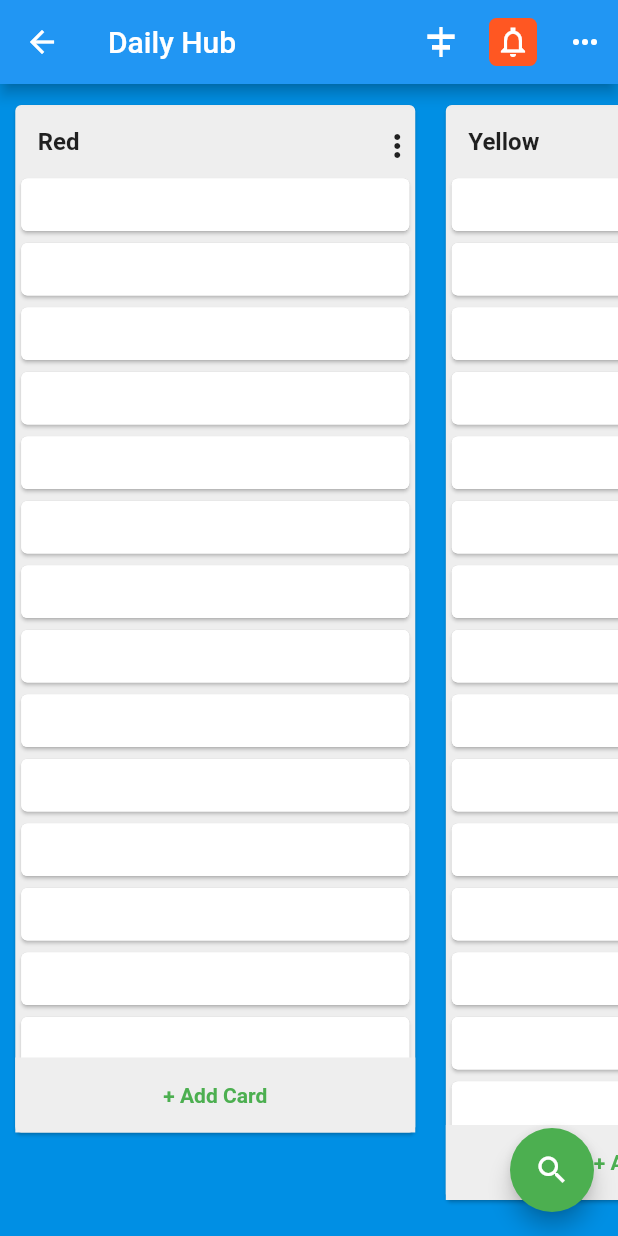
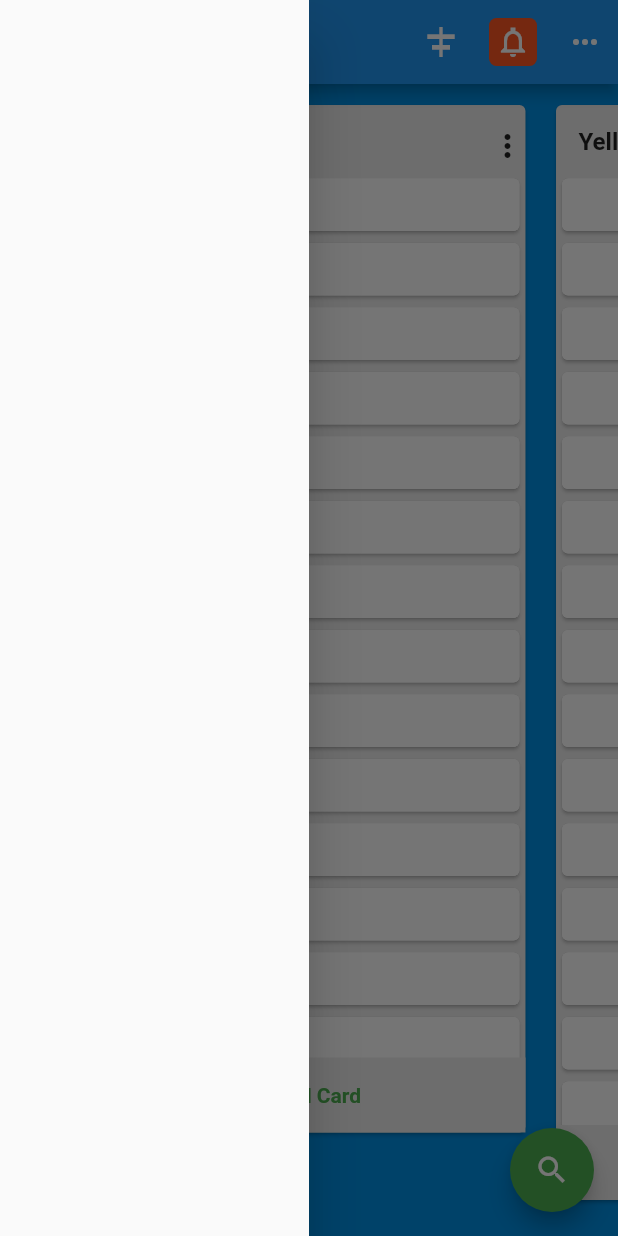
Before and after one commit to Brandon-Herrera/trello_app_clone_2, a Flutter app: the BoardScreen screen opened directly, with the side drawer open (before the commit the screen has no drawer), on a phone screen of 412 x 824 dp. Run offline on Flutter 3.47's test engine with Material 2 defaults, Android fonts, the phone set to English and light mode, and no system bars; network calls fail.

Commit message:
Add PageView for snap scrolling to board page. Still need to get rid of left and right margins.

```diff
--- a/lib/screens/board_screen.dart
+++ b/lib/screens/board_screen.dart
@@ -1,6 +1,7 @@
 import 'package:flutter/material.dart';
 
 import '../widgets/board_screen_widgets/board_list_item.dart';
+import '../widgets/board_screen_widgets/board_drawer.dart';
 
 class BoardScreen extends StatefulWidget {
   const BoardScreen({Key? key}) : super(key: key);
@@ -10,14 +11,29 @@ class BoardScreen extends StatefulWidget {
 }
 
 class _BoardScreenState extends State<BoardScreen> {
+  final GlobalKey<ScaffoldState>? _scaffoldKey = GlobalKey<ScaffoldState>();
+  var _scrollController = PageController(viewportFraction: 0.75);
+  // when changing the viewportFraction, make sure to full refresh to see updated change
+
+  @override
+  void initState() {
+    _scrollController.addListener(() {});
+    super.initState();
+  }
+
   @override
   Widget build(BuildContext context) {
     double bodyHeight = (MediaQuery.of(context).size.height -
         MediaQuery.of(context).padding.top);
     return Scaffold(
+      key: _scaffoldKey,
       appBar: AppBar(
         title: Text('Daily Hub'),
         centerTitle: false,
+        leading: IconButton(
+          icon: Icon(Icons.arrow_back_outlined),
+          onPressed: () {},
+        ),
         actions: [
           Row(
             mainAxisAlignment: MainAxisAlignment.start,
@@ -39,18 +55,24 @@ class _BoardScreenState extends State<BoardScreen> {
                 ),
               ),
               SizedBox(width: 20),
+              // IconButton(
+              //   icon: Icon(Icons.more_horiz),
+              //   onPressed: () => _scaffoldKey.currentState.openDrawer(),
+              // ),
               Icon(Icons.more_horiz),
               SizedBox(width: 10),
             ],
           ),
         ],
       ),
+      drawer: BoardDrawer(),
       body: Container(
         height: bodyHeight,
         color: Color(0xff008FE4),
-        child: ListView(
+        child: PageView(
           scrollDirection: Axis.horizontal,
-          shrinkWrap: true,
+          physics: PageScrollPhysics(),
+          controller: _scrollController,
           children: [
             BoardListItem(55, 'Red'),
             BoardListItem(10, 'Yellow'),
--- /dev/null
+++ b/lib/widgets/board_screen_widgets/board_drawer.dart
@@ -0,0 +1,19 @@
+import 'package:flutter/material.dart';
+
+class BoardDrawer extends StatefulWidget {
+  const BoardDrawer({Key? key}) : super(key: key);
+
+  @override
+  _BoardDrawerState createState() => _BoardDrawerState();
+}
+
+class _BoardDrawerState extends State<BoardDrawer> {
+  @override
+  Widget build(BuildContext context) {
+    return Container(
+        width: MediaQuery.of(context).size.width * 0.5,
+        child: Drawer(
+          child: Container(),
+        ));
+  }
+}
--- a/pubspec.yaml
+++ b/pubspec.yaml
@@ -23,6 +23,8 @@ environment:
 dependencies:
   flutter:
     sdk: flutter
+  carousel_slider: ^4.0.0
+  scroll_snap_list: ^0.8.2
 
 
   # The following adds the Cupertino Icons font to your application.
```
